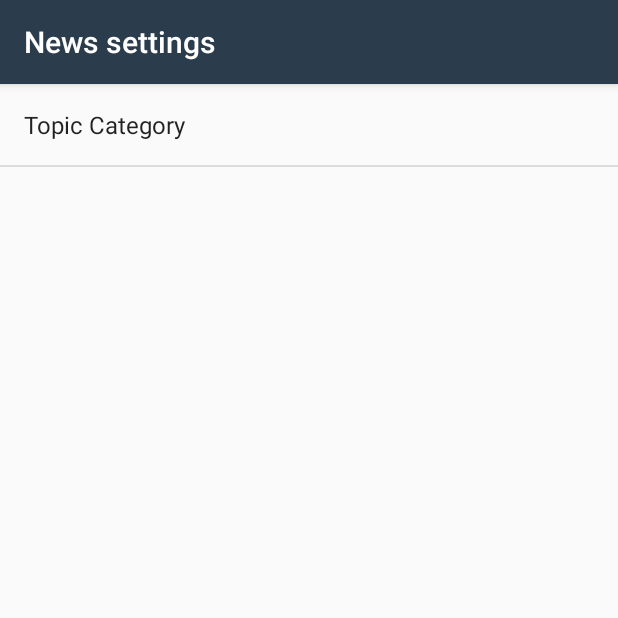
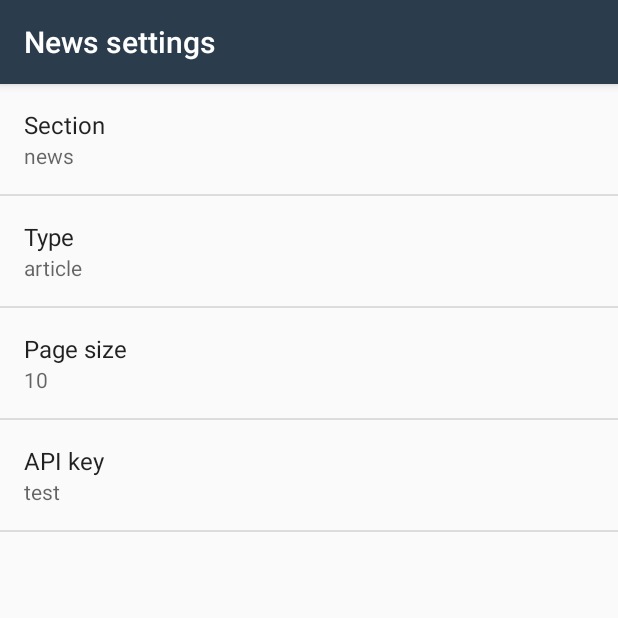
Before and after one commit to jozseflehocz/NewsApp, an Android app: the screen it shows after launch (SettingsActivity), in the options menu, after a tap on "Settings", on a phone screen of 412 x 824 dp, the top half of it. Run offline under Robolectric (Android 15) with nearby library versions, the phone set to English and light mode, and no system bars.

Commit message:
+ api key settings

```diff
--- a/app/src/main/java/com/example/android/newsapp/ArticleActivity.java
+++ b/app/src/main/java/com/example/android/newsapp/ArticleActivity.java
@@ -18,12 +18,13 @@ package com.example.android.newsapp;
 import android.app.LoaderManager;
 import android.content.Intent;
 import android.content.Loader;
+import android.content.SharedPreferences;
 import android.net.ConnectivityManager;
 import android.net.NetworkInfo;
 import android.net.Uri;
 import android.os.Bundle;
+import android.preference.PreferenceManager;
 import android.support.v7.app.AppCompatActivity;
-import android.util.Log;
 import android.view.Menu;
 import android.view.MenuItem;
 import android.view.View;
@@ -43,7 +44,7 @@ public class ArticleActivity extends AppCompatActivity implements LoaderManager.
     /**
      * URL for article data from the website
      */
-    private static final String ARTICLES_URL="https://content.guardianapis.com/search?&show-tags=contributor&api-key=test";
+    private static final String ARTICLES_URL = "https://content.guardianapis.com/search?&show-tags=contributor";
 
     /**
      * Adapter for the list of articles
@@ -56,7 +57,6 @@ public class ArticleActivity extends AppCompatActivity implements LoaderManager.
     private TextView mEmptyStateTextView;
 
     private ProgressBar mProgressBar;
-
 
     @Override
     protected void onCreate(Bundle savedInstanceState) {
@@ -78,7 +78,7 @@ public class ArticleActivity extends AppCompatActivity implements LoaderManager.
 
         mProgressBar = (ProgressBar) findViewById(R.id.progress_bar);
 
-        // Create a new adapter that takes an empty list of earthquakes as input
+        // Create a new adapter that takes an empty list of articles as input
         mAdapter = new ArticleAdapter(this, new ArrayList<Article>());
 
         // Set the adapter on the {@link ListView}
@@ -90,13 +90,14 @@ public class ArticleActivity extends AppCompatActivity implements LoaderManager.
         articleView.setOnItemClickListener(new AdapterView.OnItemClickListener() {
             @Override
             public void onItemClick(AdapterView<?> adapterView, View view, int position, long l) {
-                // Find the current earthquake that was clicked on
+
+                // Find the current article that was clicked on
                 Article currentArticle = mAdapter.getItem(position);
 
                 // Convert the String URL into a URI object (to pass into the Intent constructor)
                 Uri articleUri = Uri.parse(currentArticle.getUrl());
 
-                // Create a new intent to view the earthquake URI
+                // Create a new intent to view the article URI
                 Intent websiteIntent = new Intent(Intent.ACTION_VIEW, articleUri);
 
                 // Send the intent to launch a new activity
@@ -111,22 +112,60 @@ public class ArticleActivity extends AppCompatActivity implements LoaderManager.
         // the bundle. Pass in this activity for the LoaderCallbacks parameter (which is valid
         // because this activity implements the LoaderCallbacks interface).
 
-        Log.v("onCreate", "loaderManager.initLoader(ARTICLE_LOADER_ID, null, this);");
         if (isConnected) {
             loaderManager.initLoader(ARTICLE_LOADER_ID, null, this);
         } else {
             mEmptyStateTextView.setText(R.string.no_internet_connection);
             mProgressBar.setVisibility(View.GONE);
         }
-
-
     }
 
     @Override
     public Loader<List<Article>> onCreateLoader(int i, Bundle bundle) {
-        // Create a new loader for the given URL
-        Log.v("Loader onCreateLoader", "new ArticleLoader(this, ARTICLES_URL)");
-        return new ArticleLoader(this, ARTICLES_URL);
+
+        SharedPreferences sharedPrefs = PreferenceManager.getDefaultSharedPreferences(this);
+
+        // getString retrieves section name from the preferences. The second parameter is the default value for this preference.
+        String sectionName = sharedPrefs.getString(
+                getString(R.string.settings_section_name),
+                getString(R.string.settings_section_name_default));
+
+        // getString retrieves article type from the preferences. The second parameter is the default value for this preference.
+        String articleType = sharedPrefs.getString(
+                getString(R.string.settings_article_type),
+                getString(R.string.settings_article_type_default));
+
+        // getString retrieves page size from the preferences. The second parameter is the default value for this preference.
+        String pageSize = sharedPrefs.getString(
+                getString(R.string.settings_page_size),
+                getString(R.string.settings_page_size_default));
+
+        // getString retrieves api key from the preferences. The second parameter is the default value for this preference.
+        String apiKey = sharedPrefs.getString(
+                getString(R.string.settings_api_key),
+                getString(R.string.settings_api_key_default));
+
+        if (apiKey!=null && apiKey.length()>0) {
+
+            // parse breaks apart the URI string that's passed into its parameter
+            Uri baseUri = Uri.parse(ARTICLES_URL);
+
+            // buildUpon prepares the baseUri that we just parsed so we can add query parameters to it
+            Uri.Builder uriBuilder = baseUri.buildUpon();
+
+            // Append query parameter and its value. For example, the `format=geojson`
+            uriBuilder.appendQueryParameter("page-size", pageSize);
+            uriBuilder.appendQueryParameter("section", sectionName);
+            uriBuilder.appendQueryParameter("type", articleType);
+            uriBuilder.appendQueryParameter("api-key", apiKey);
+
+            return new ArticleLoader(this, uriBuilder.toString());
+        } else {
+            // there is no api key added in settings
+            mEmptyStateTextView.setText(R.string.no_settings_api_key);
+            mProgressBar.setVisibility(View.GONE);
+            return null;
+        }
     }
 
     @Override
@@ -135,8 +174,7 @@ public class ArticleActivity extends AppCompatActivity implements LoaderManager.
         // Set empty state text to display "No articles found."
         mEmptyStateTextView.setText(R.string.no_articles);
 
-        // Clear the adapter of previous earthquake data
-        Log.v("onLoadFinished loader", "mAdapter.clear();");
+        // Clear the adapter of previous article data
         mAdapter.clear();
 
         // If there is a valid list of {@link Article}s, then add them to the adapter's
@@ -150,7 +188,6 @@ public class ArticleActivity extends AppCompatActivity implements LoaderManager.
     @Override
     public void onLoaderReset(Loader<List<Article>> loader) {
         // Loader reset, so we can clear out our existing data.
-        Log.v("onLoadReset loader", "mAdapter.clear();");
         mAdapter.clear();
     }
 
--- a/app/src/main/java/com/example/android/newsapp/ArticleAdapter.java
+++ b/app/src/main/java/com/example/android/newsapp/ArticleAdapter.java
@@ -64,7 +64,6 @@ public class ArticleAdapter extends ArrayAdapter<Article> {
                     R.layout.article_list_item, parent, false);
         }
 
-
         // Get the {@link AndroidFlavor} object located at this position in the list
         Article currentArticle = getItem(position);
 
--- a/app/src/main/java/com/example/android/newsapp/ArticleLoader.java
+++ b/app/src/main/java/com/example/android/newsapp/ArticleLoader.java
@@ -28,6 +28,5 @@ public class ArticleLoader extends AsyncTaskLoader<List<Article>> {
         }
 
         return QueryUtils.fetchArticleData(mUrl);
-
     }
 }
--- a/app/src/main/java/com/example/android/newsapp/SettingsActivity.java
+++ b/app/src/main/java/com/example/android/newsapp/SettingsActivity.java
@@ -1,7 +1,11 @@
 package com.example.android.newsapp;
 
+import android.content.SharedPreferences;
 import android.os.Bundle;
+import android.preference.ListPreference;
+import android.preference.Preference;
 import android.preference.PreferenceFragment;
+import android.preference.PreferenceManager;
 import android.support.v7.app.AppCompatActivity;
 
 public class SettingsActivity extends AppCompatActivity {
@@ -12,11 +16,49 @@ public class SettingsActivity extends AppCompatActivity {
         setContentView(R.layout.settings_activity);
     }
 
-    public static class NewsPreferenceFragment extends PreferenceFragment {
+    public static class NewsPreferenceFragment extends PreferenceFragment
+            implements Preference.OnPreferenceChangeListener {
         @Override
         public void onCreate(Bundle savedInstanceState) {
             super.onCreate(savedInstanceState);
             addPreferencesFromResource(R.xml.settings_main);
+
+            Preference sectionName = findPreference(getString(R.string.settings_section_name));
+            bindPreferenceSummaryToValue(sectionName);
+
+            Preference articleType = findPreference(getString(R.string.settings_article_type));
+            bindPreferenceSummaryToValue(articleType);
+
+            Preference pageSize = findPreference(getString(R.string.settings_page_size));
+            bindPreferenceSummaryToValue(pageSize);
+
+            Preference apiKey = findPreference(getString(R.string.settings_api_key));
+            bindPreferenceSummaryToValue(apiKey);
+        }
+
+        @Override
+        public boolean onPreferenceChange(Preference preference, Object value) {
+            String stringValue = value.toString();
+
+            if (preference instanceof ListPreference) {
+                ListPreference listPreference = (ListPreference) preference;
+                int prefIndex = listPreference.findIndexOfValue(stringValue);
+                if (prefIndex >= 0) {
+                    CharSequence[] labels = listPreference.getEntries();
+                    preference.setSummary(labels[prefIndex]);
+                }
+            } else {
+                preference.setSummary(stringValue);
+            }
+            return true;
+        }
+
+        private void bindPreferenceSummaryToValue(Preference preference) {
+            preference.setOnPreferenceChangeListener(this);
+            SharedPreferences preferences =
+                    PreferenceManager.getDefaultSharedPreferences(preference.getContext());
+            String preferenceString = preferences.getString(preference.getKey(), "");
+            onPreferenceChange(preference, preferenceString);
         }
     }
 }
--- a/app/src/main/res/values/strings.xml
+++ b/app/src/main/res/values/strings.xml
@@ -1,5 +1,4 @@
-<?xml version="1.0" encoding="utf-8"?>
-<!-- Copyright (C) 2016 The Android Open Source Project
+<?xml version="1.0" encoding="utf-8"?><!-- Copyright (C) 2016 The Android Open Source Project
 
      Licensed under the Apache License, Version 2.0 (the "License");
      you may not use this file except in compliance with the License.
@@ -22,7 +21,17 @@
     <string name="sans_serif_medium">sans-serif-medium</string>
     <string name="settings_menu_item">Settings</string>
     <string name="settings_title">News settings</string>
-    <string name="settings_category">Topic Category</string>
-    <string name="settings_category_label">Topic Category</string>
-    <string name="settings_country_of_origin">Country of origin</string>
+    <string name="settings_section_name">news</string>
+    <string name="settings_section_name_default">news</string>
+    <string name="settings_section_name_label">Section</string>
+    <string name="settings_article_type">article</string>
+    <string name="settings_article_type_default">article</string>
+    <string name="settings_article_type_label">Type</string>
+    <string name="settings_page_size">page_size</string>
+    <string name="settings_page_size_default">10</string>
+    <string name="settings_page_size_label">Page size</string>
+    <string name="settings_api_key">api_key</string>
+    <string name="settings_api_key_default">test</string>
+    <string name="settings_api_key_label">API key</string>
+    <string name="no_settings_api_key">Enter API key in settings</string>
 </resources>
--- a/app/src/main/res/xml/settings_main.xml
+++ b/app/src/main/res/xml/settings_main.xml
@@ -1,12 +1,28 @@
 <PreferenceScreen
     xmlns:android="http://schemas.android.com/apk/res/android"
     android:title="@string/settings_title">
-
     <EditTextPreference
-        android:defaultValue="@string/settings_category"
+        android:defaultValue="@string/settings_section_name"
         android:inputType="text"
-        android:key="@string/settings_category"
+        android:key="@string/settings_section_name"
         android:selectAllOnFocus="true"
-        android:title="@string/settings_category_label" />
-
+        android:title="@string/settings_section_name_label" />
+    <EditTextPreference
+        android:defaultValue="@string/settings_article_type_default"
+        android:inputType="text"
+        android:key="@string/settings_article_type"
+        android:selectAllOnFocus="true"
+        android:title="@string/settings_article_type_label" />
+    <EditTextPreference
+        android:defaultValue="@string/settings_page_size_default"
+        android:inputType="numberDecimal"
+        android:key="@string/settings_page_size"
+        android:selectAllOnFocus="true"
+        android:title="@string/settings_page_size_label" />
+    <EditTextPreference
+        android:defaultValue="@string/settings_api_key_default"
+        android:inputType="text"
+        android:key="@string/settings_api_key"
+        android:selectAllOnFocus="true"
+        android:title="@string/settings_api_key_label" />
 </PreferenceScreen>
```
Also changed, not shown: 1 other file.
